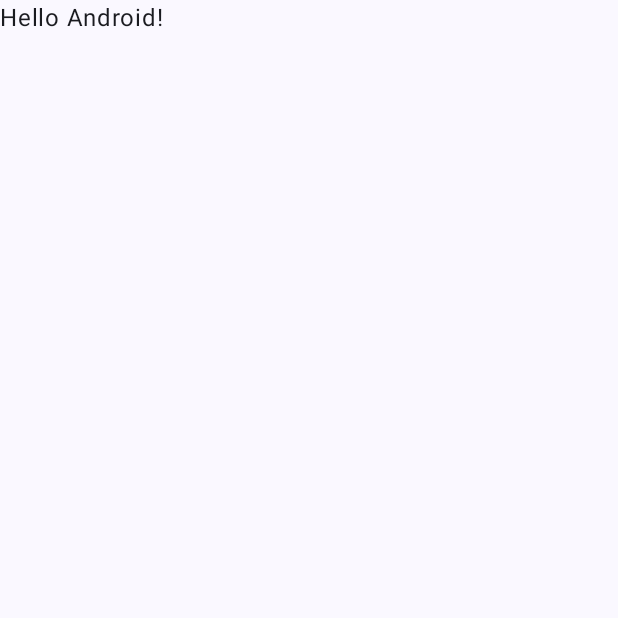
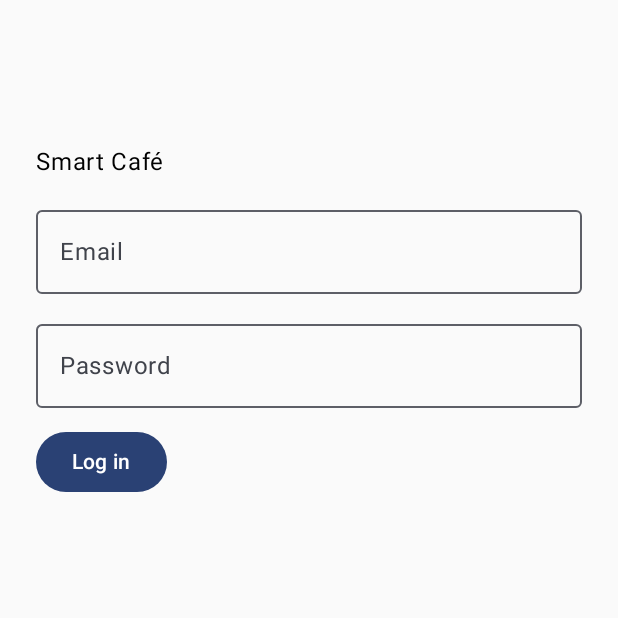
Before and after one commit to noah-bosman/smartcafe, an Android app built with Jetpack Compose: the screen it shows after launch (MainActivity), on a phone screen of 412 x 824 dp, the top half of it. Before the commit the part shown is almost empty. Run offline under Robolectric (Android 15) with nearby library versions, the phone set to English and light mode, and no system bars.

Commit message:
Add initial login screen

```diff
--- a/app/src/main/java/land/noah/smartcafe/MainActivity.kt
+++ b/app/src/main/java/land/noah/smartcafe/MainActivity.kt
@@ -4,13 +4,7 @@ import android.os.Bundle
 import androidx.activity.ComponentActivity
 import androidx.activity.compose.setContent
 import androidx.activity.enableEdgeToEdge
-import androidx.compose.foundation.layout.fillMaxSize
-import androidx.compose.foundation.layout.padding
-import androidx.compose.material3.Scaffold
-import androidx.compose.material3.Text
-import androidx.compose.runtime.Composable
-import androidx.compose.ui.Modifier
-import androidx.compose.ui.tooling.preview.Preview
+import land.noah.smartcafe.ui.screens.LoginScreen
 import land.noah.smartcafe.ui.theme.SmartCafeTheme
 
 class MainActivity : ComponentActivity() {
@@ -19,29 +13,8 @@ class MainActivity : ComponentActivity() {
         enableEdgeToEdge()
         setContent {
             SmartCafeTheme {
-                Scaffold(modifier = Modifier.fillMaxSize()) { innerPadding ->
-                    Greeting(
-                        name = "Android",
-                        modifier = Modifier.padding(innerPadding)
-                    )
-                }
+                LoginScreen()
             }
         }
     }
 }
-
-@Composable
-fun Greeting(name: String, modifier: Modifier = Modifier) {
-    Text(
-        text = "Hello $name!",
-        modifier = modifier
-    )
-}
-
-@Preview(showBackground = true)
-@Composable
-fun GreetingPreview() {
-    SmartCafeTheme {
-        Greeting("Android")
-    }
-}
--- /dev/null
+++ b/app/src/main/java/land/noah/smartcafe/ui/screens/LoginScreen.kt
@@ -0,0 +1,59 @@
+package land.noah.smartcafe.ui.screens
+
+import androidx.compose.foundation.layout.Arrangement
+import androidx.compose.foundation.layout.Column
+import androidx.compose.foundation.layout.fillMaxSize
+import androidx.compose.foundation.layout.fillMaxWidth
+import androidx.compose.foundation.layout.padding
+import androidx.compose.foundation.text.KeyboardOptions
+import androidx.compose.material3.Button
+import androidx.compose.material3.OutlinedTextField
+import androidx.compose.material3.Text
+import androidx.compose.runtime.Composable
+import androidx.compose.runtime.getValue
+import androidx.compose.runtime.mutableStateOf
+import androidx.compose.runtime.saveable.rememberSaveable
+import androidx.compose.runtime.setValue
+import androidx.compose.ui.Modifier
+import androidx.compose.ui.text.input.KeyboardType
+import androidx.compose.ui.text.input.PasswordVisualTransformation
+import androidx.compose.ui.unit.dp
+
+@Composable
+fun LoginScreen() {
+    var email by rememberSaveable { mutableStateOf("") }
+    var password by rememberSaveable { mutableStateOf("") }
+
+    Column(
+        modifier = Modifier
+            .fillMaxSize()
+            .padding(start = 24.dp, end = 24.dp, top = 96.dp),
+        verticalArrangement = Arrangement.spacedBy(12.dp)
+    ) {
+        Text("Smart Café")
+
+        OutlinedTextField(
+            value = email,
+            onValueChange = { email = it },
+            modifier = Modifier.fillMaxWidth(),
+            label = { Text("Email") },
+            keyboardOptions = KeyboardOptions(
+                keyboardType = KeyboardType.Email
+            )
+        )
+
+        OutlinedTextField(
+            value = password,
+            onValueChange = { password = it },
+            modifier = Modifier.fillMaxWidth(),
+            label = { Text("Password") },
+            visualTransformation = PasswordVisualTransformation()
+        )
+
+        Button(
+            onClick = { }
+        ) {
+            Text("Log in")
+        }
+    }
+}
```
